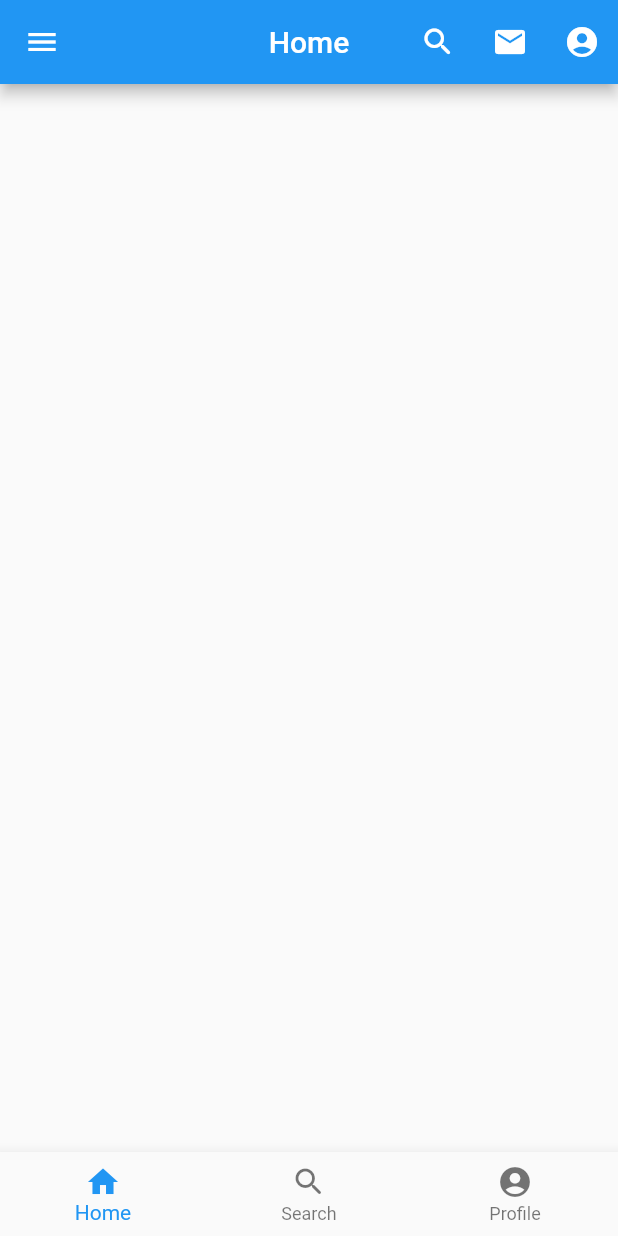
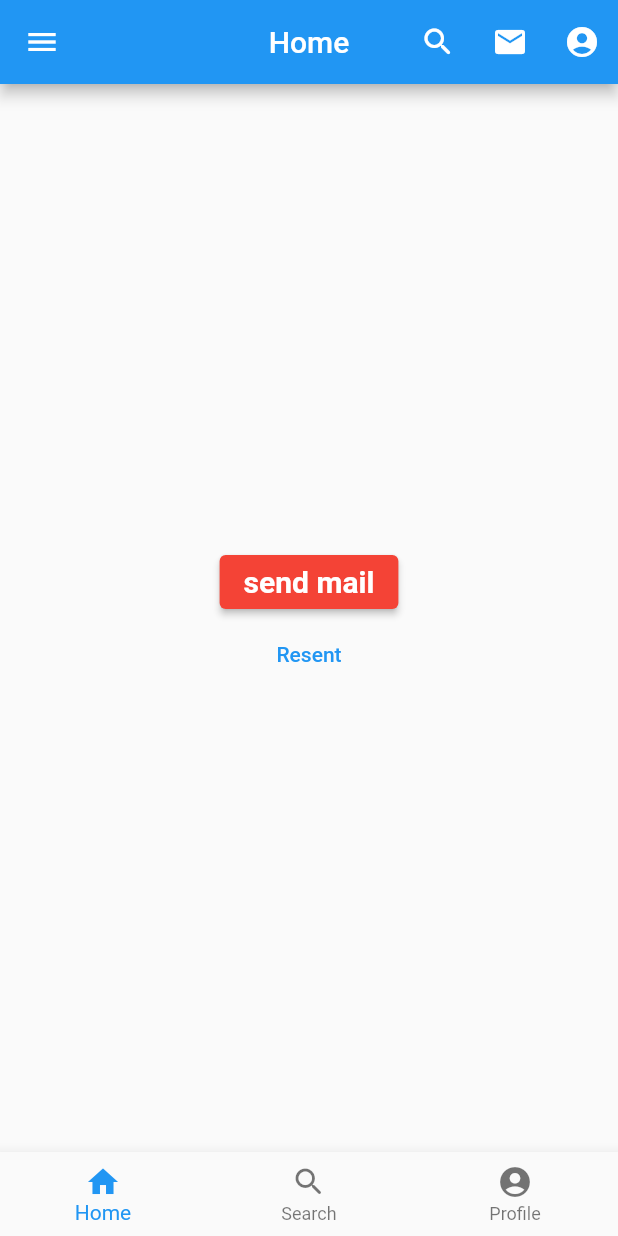
Before and after one commit to developerabdullah-me/Flutter_project, a Flutter app: the screen it shows after launch, on a phone screen of 412 x 824 dp. Run offline on Flutter 3.47's test engine with Material 2 defaults, Android fonts, the phone set to English and light mode, and no system bars.

Commit message:
elevated Button

```diff
--- a/flutter_application_1/lib/main.dart
+++ b/flutter_application_1/lib/main.dart
@@ -52,6 +52,7 @@ class HomeActivity extends StatelessWidget {
       ),
 
       bottomNavigationBar: BottomNavigationBar(
+        currentIndex: 0,
         items: [
           BottomNavigationBarItem(icon: Icon(Icons.home),label:"Home"),
           BottomNavigationBarItem(icon: Icon(Icons.search_rounded),label:"Search"),
@@ -59,6 +60,28 @@ class HomeActivity extends StatelessWidget {
 
         ],
       ),
+      body:Center(
+        child: Column(
+          mainAxisAlignment: MainAxisAlignment.center,
+          children: [
+            ElevatedButton(
+              style:ElevatedButton.styleFrom(
+                backgroundColor: Colors.red,
+                    textStyle:TextStyle(
+                 fontSize: 20,
+                      fontWeight: FontWeight.w600,
+        ),
+              ),
+                onPressed: (){
+              print("mail hasben send");
+
+            },child: Text("send mail")),
+            TextButton(onPressed: (){
+              print("Resent email");
+            }, child: Text('Resent'))
+          ],
+        ),
+      )
     );
 
   }
```
